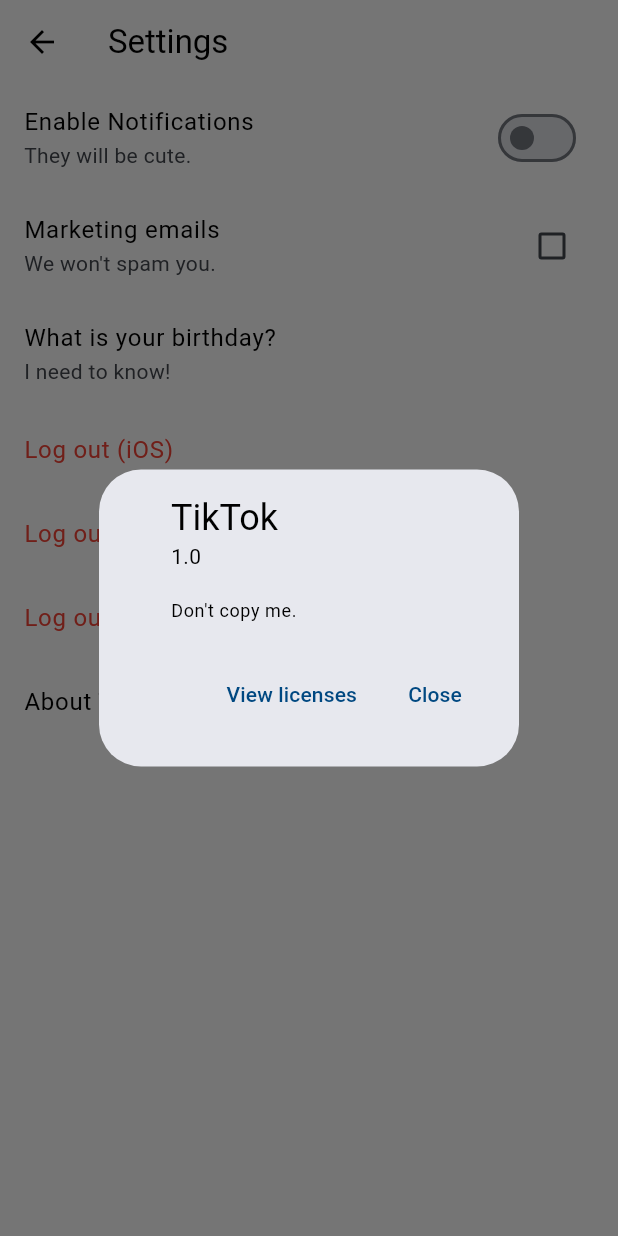
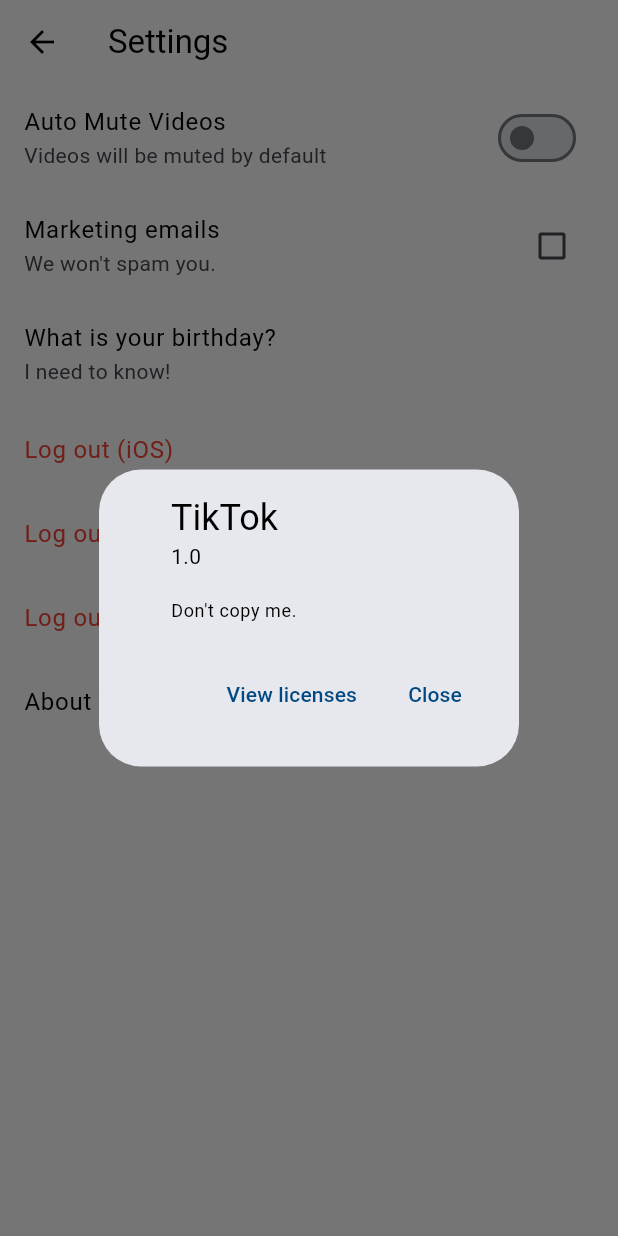
Before and after one commit to sebin4548/TikTok_, a Flutter app: the SettingsScreen screen opened directly, after a tap on an icon or button, on a phone screen of 412 x 824 dp. Run offline on Flutter 3.47's test engine with Material 2 defaults, Android fonts, the phone set to English and light mode, and no system bars; our stand-ins replace camera, flex_color_scheme, font_awesome_flutter, gallery_saver, go_router, image_picker and 3 more; missing offline and left inert: volume_controller; network calls fail.

```diff
--- a/lib/common/widgets/video_configuration/video_config.dart
+++ b/lib/common/widgets/video_configuration/video_config.dart
@@ -1,7 +1,18 @@
 import 'package:flutter/material.dart';
 
-class VideoConfig extends InheritedWidget {
-  VideoConfig({required super.key, required super.child});
+class VideoConfigData extends InheritedWidget {
+  final bool autoMute;
+  final void Function() toggleMuted;
+
+  VideoConfigData(
+      {required this.toggleMuted,
+      required this.autoMute,
+      super.key,
+      required super.child});
+
+  static VideoConfigData of(BuildContext context) {
+    return context.dependOnInheritedWidgetOfExactType<VideoConfigData>()!;
+  }
 
   @override
   bool updateShouldNotify(covariant InheritedWidget oldWidget) {
@@ -9,3 +20,33 @@ class VideoConfig extends InheritedWidget {
     return true;
   }
 }
+
+class VideoConfig extends StatefulWidget {
+  final Widget child;
+  const VideoConfig({
+    super.key,
+    required this.child,
+  });
+
+  @override
+  State<VideoConfig> createState() => _VideoConfigState();
+}
+
+class _VideoConfigState extends State<VideoConfig> {
+  bool autoMute = false;
+
+  void toggleMuted() {
+    setState(() {
+      autoMute = !autoMute;
+    });
+  }
+
+  @override
+  Widget build(BuildContext context) {
+    return VideoConfigData(
+      toggleMuted: toggleMuted,
+      autoMute: autoMute,
+      child: widget.child,
+    );
+  }
+}
--- a/lib/features/settings/settings_screen.dart
+++ b/lib/features/settings/settings_screen.dart
@@ -101,6 +101,7 @@ import 'package:flutter/cupertino.dart';
 import 'package:flutter/foundation.dart';
 import 'package:flutter/material.dart';
 import 'package:font_awesome_flutter/font_awesome_flutter.dart';
+import 'package:tiktok_clone/common/widgets/video_configuration/video_config.dart';
 
 class SettingsScreen extends StatefulWidget {
   const SettingsScreen({super.key});
@@ -133,11 +134,13 @@ class _SettingsScreenState extends State<SettingsScreen> {
       body: ListView(
         children: [
           SwitchListTile.adaptive(
-            value: _notifications,
-            onChanged: _onNotificationsChanged,
-            title: Text("Enable Notifications"),
+            value: VideoConfigData.of(context).autoMute,
+            onChanged: (value) {
+              VideoConfigData.of(context).toggleMuted();
+            },
+            title: Text("Auto Mute Videos"),
             // title: Text(S.of(context).enableNotifications),
-            subtitle: const Text("They will be cute."),
+            subtitle: const Text("Videos will be muted by default"),
           ),
           CheckboxListTile(
             activeColor: Colors.black,
--- a/lib/main.dart
+++ b/lib/main.dart
@@ -2,6 +2,7 @@ import 'package:flex_color_scheme/flex_color_scheme.dart';
 import 'package:flutter/material.dart';
 import 'package:flutter/services.dart';
 import 'package:flutter_localizations/flutter_localizations.dart';
+import 'package:tiktok_clone/common/widgets/video_configuration/video_config.dart';
 import 'package:tiktok_clone/generated/l10n.dart';
 import 'package:tiktok_clone/router.dart';
 
@@ -21,7 +22,8 @@ class TikTikApp extends StatelessWidget {
   @override
   Widget build(BuildContext context) {
     S.load(Locale("en"));
-    return MaterialApp.router(
+    return VideoConfig(
+      child: MaterialApp.router(
         routerConfig: router,
         debugShowCheckedModeBanner: false,
         title: "TikTok",
@@ -201,6 +203,7 @@ class TikTikApp extends StatelessWidget {
 
         //navigation을 하는 첫번째 방식
         // home: const SignUpScreen(),
+      ),
     );
   }
 }
```
Also changed, not shown: lib/features/videos/widgets/video_post.dart (+6 -2 lines). Lines whose indentation alone changed are shown as unchanged.
